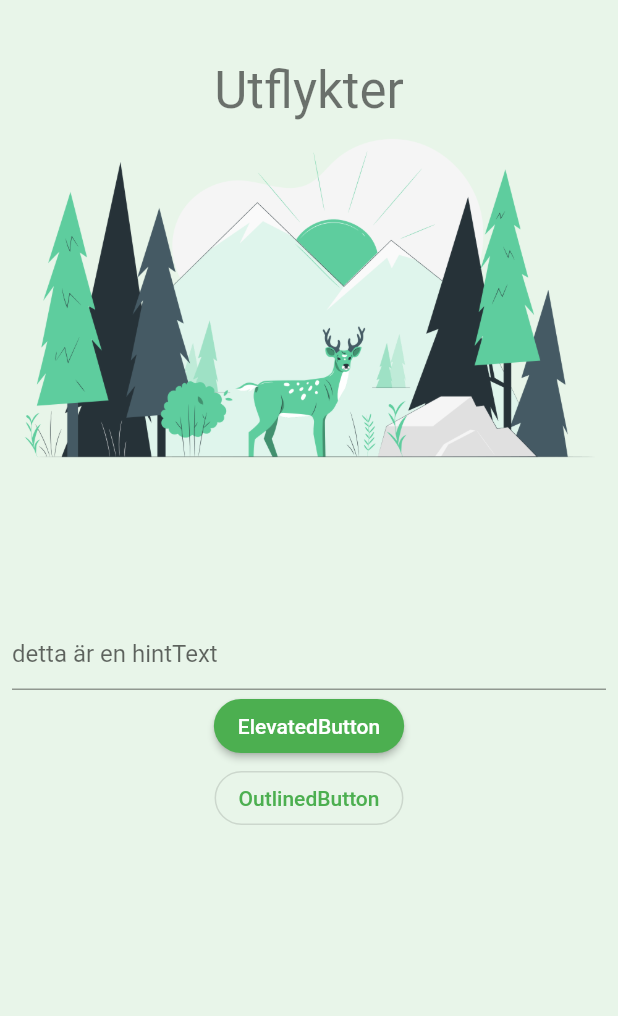
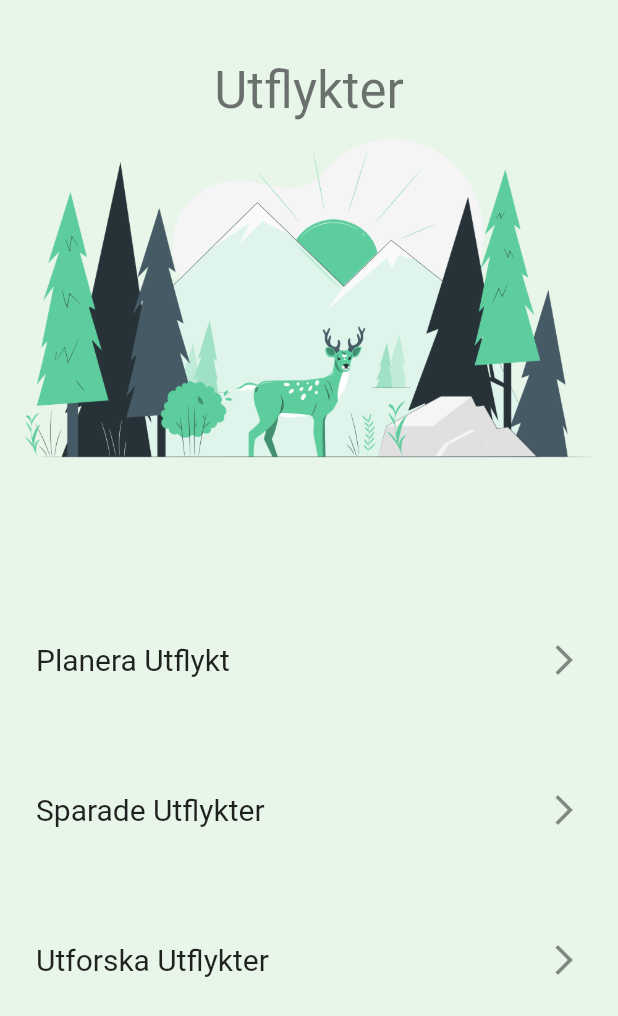
Before and after one commit to maxNyst/FAUNAtic_FrontEnd, a Flutter app: the ExcursionsScreen screen opened by its route, on a phone screen of 412 x 824 dp. Shown: the top 1016 px of the screen. Run offline on Flutter 3.47's test engine with Material 2 defaults, Android fonts, the phone set to English and light mode, and no system bars; our stand-ins replace firebase_auth, firebase_core, google_fonts; missing offline and left inert: dart:ffi; accounts and stored records are empty.

Commit message:
changed GUI to more accurately represent our prototype

```diff
--- a/lib/Screens/Excursions/excursions_screen.dart
+++ b/lib/Screens/Excursions/excursions_screen.dart
@@ -46,21 +46,35 @@ class ExcursionButtons extends StatelessWidget {
   Widget build(BuildContext context) {
     return Column(
       children: [
-        TextField(
-          decoration: InputDecoration(hintText: 'detta är en hintText'),
-        ),
-        ElevatedButton(
-          onPressed: () {
+        SizedBox(
+          height: 300, // constrain height
+          child: ListView(
+            itemExtent: 100.0, //control size
+            children: [
+              ListTile(
+                title: Text('Planera Utflykt', textAlign: TextAlign.left, style: TextStyle(fontSize: 20),),
+                trailing: Icon(Icons.arrow_forward_ios),
+                onTap: () {
                   print('knappen funkar');
                 },
-          child: Text('ElevatedButton'),
               ),
-        OutlinedButton(
-          onPressed: () {
+              ListTile(
+                title: Text('Sparade Utflykter', textAlign: TextAlign.left, style: TextStyle(fontSize: 20),),
+                trailing: Icon(Icons.arrow_forward_ios),
+                onTap: () {
                   print('knappen funkar');
                 },
-          child: Text('OutlinedButton'),
               ),
+              ListTile(
+                title: Text('Utforska Utflykter', textAlign: TextAlign.left, style: TextStyle(fontSize: 20),),
+                trailing: Icon(Icons.arrow_forward_ios),
+                onTap: () {
+                  print('knappen funkar');
+                },
+              ),
+            ],
+          ),
+        )
       ],
     );
   }
```
Lines whose indentation alone changed are shown as unchanged.
